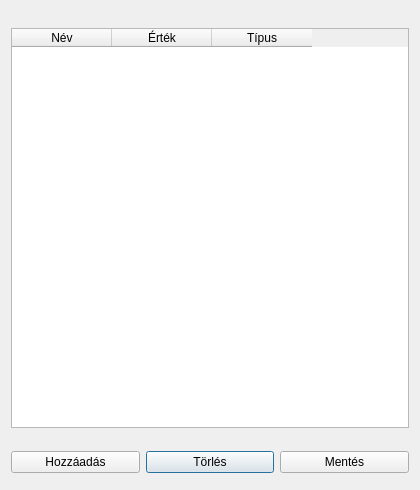
Old version of the form dialogparameters.ui in the repository WhoiisThisGuy/TRUE.
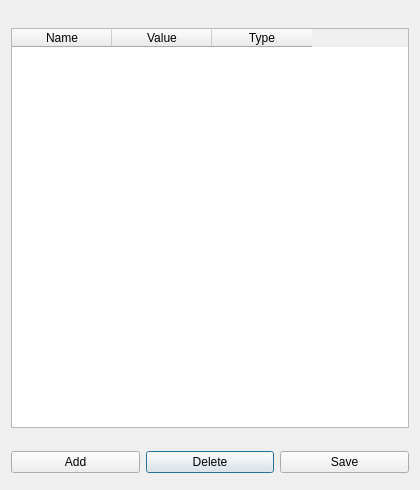
New version of the form.

What changed in the file:
```diff
--- a/dialogparameters.ui
+++ b/dialogparameters.ui
@@ -23,21 +23,21 @@
    <item row="1" column="1">
     <widget class="QPushButton" name="buttonDelete">
      <property name="text">
-      <string>Törlés</string>
+      <string>Delete</string>
      </property>
     </widget>
    </item>
    <item row="1" column="0">
     <widget class="QPushButton" name="buttonAdd">
      <property name="text">
-      <string>Hozzáadás</string>
+      <string>Add</string>
      </property>
     </widget>
    </item>
    <item row="1" column="2">
     <widget class="QPushButton" name="buttonSaveParams">
      <property name="text">
-      <string>Mentés</string>
+      <string>Save</string>
      </property>
     </widget>
    </item>
@@ -60,17 +60,17 @@
      </attribute>
      <column>
       <property name="text">
-       <string>Név</string>
+       <string>Name</string>
       </property>
      </column>
      <column>
       <property name="text">
-       <string>Érték</string>
+       <string>Value</string>
       </property>
      </column>
      <column>
       <property name="text">
-       <string>Típus</string>
+       <string>Type</string>
       </property>
      </column>
     </widget>
```
